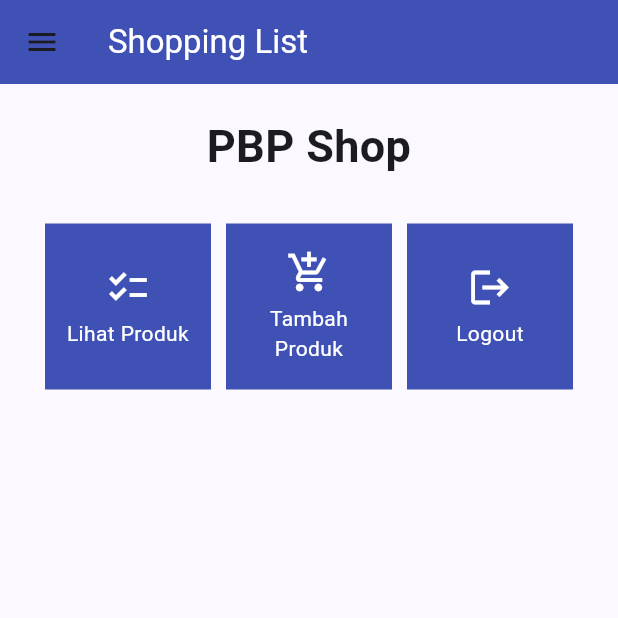
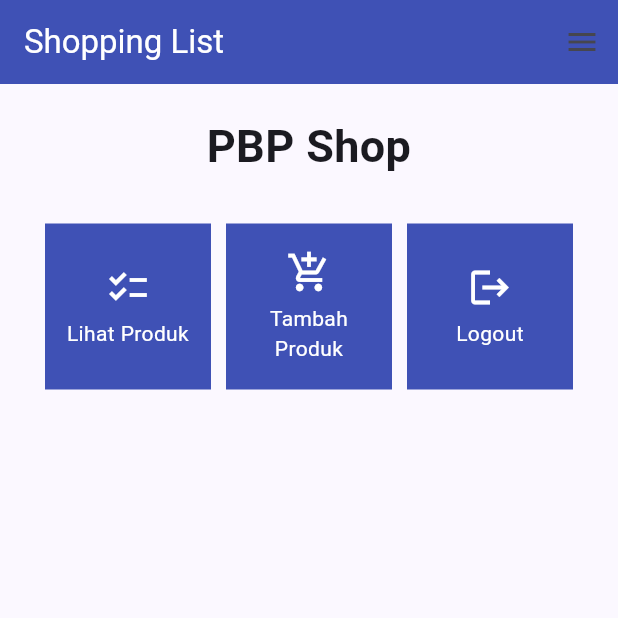
Before and after one commit to Scarletra/shopping-list-mobile, a Flutter app: the screen it shows after launch, on a phone screen of 412 x 824 dp, the top half of it. Run offline on Flutter 3.47's test engine with Material 2 defaults, Android fonts, the phone set to English and light mode, and no system bars.

Commit message:
tutorial 7 finished

```diff
--- a/lib/screens/menu.dart
+++ b/lib/screens/menu.dart
@@ -23,7 +23,7 @@ class MyHomePage extends StatelessWidget {
           ),
         backgroundColor: Colors.indigo,
       ),
-      drawer: const LeftDrawer(),
+      endDrawer: const LeftDrawer(),
       body: SingleChildScrollView(
         // Widget wrapper yang dapat discroll
         child: Padding(
--- a/lib/screens/shoplist_form.dart
+++ b/lib/screens/shoplist_form.dart
@@ -142,8 +142,8 @@ class _ShopFormPageState extends State<ShopFormPage> {
                               );
                             },
                           );
+                        _formKey.currentState!.reset();
                         }
-                        _formKey.currentState!.reset();
                       },
                       child: const Text(
                         "Save",
```
